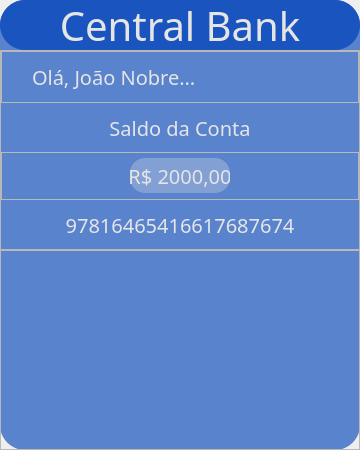
Before: the Qt Designer form FictitiousBank02.ui in Pedrognd/FictitiousBank, drawn with Qt 5.
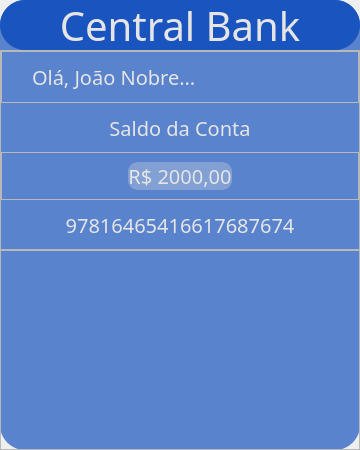
After: the same form once the commit is applied. Icons and pictures are not drawn.

Commit message: Add imagem da tela de investimento

Patch:
```diff
--- a/FictitiousBank02.ui
+++ b/FictitiousBank02.ui
@@ -57,7 +57,8 @@
 
 #BalanceLabel{
 	background-color: rgba(229,229, 229,0.3);
-	border-radius:15px;
+	margin:1px;
+	border-radius:10px;
 	color: rgb(229, 229, 229);
     font: 15pt Agency FB;
 }
@@ -331,12 +332,31 @@
                <property name="bottomMargin">
                 <number>0</number>
                </property>
+               <item>
+                <spacer name="horizontalSpacer_2">
+                 <property name="orientation">
+                  <enum>Qt::Horizontal</enum>
+                 </property>
+                 <property name="sizeHint" stdset="0">
+                  <size>
+                   <width>40</width>
+                   <height>20</height>
+                  </size>
+                 </property>
+                </spacer>
+               </item>
                <item>
                 <widget class="QLabel" name="BalanceLabel">
+                 <property name="minimumSize">
+                  <size>
+                   <width>0</width>
+                   <height>30</height>
+                  </size>
+                 </property>
                  <property name="maximumSize">
                   <size>
-                   <width>100</width>
-                   <height>35</height>
+                   <width>16777215</width>
+                   <height>30</height>
                   </size>
                  </property>
                  <property name="text">
@@ -345,8 +365,27 @@
                  <property name="alignment">
                   <set>Qt::AlignCenter</set>
                  </property>
+                 <property name="wordWrap">
+                  <bool>false</bool>
+                 </property>
+                 <property name="margin">
+                  <number>6</number>
+                 </property>
                 </widget>
                </item>
+               <item>
+                <spacer name="horizontalSpacer_3">
+                 <property name="orientation">
+                  <enum>Qt::Horizontal</enum>
+                 </property>
+                 <property name="sizeHint" stdset="0">
+                  <size>
+                   <width>40</width>
+                   <height>20</height>
+                  </size>
+                 </property>
+                </spacer>
+               </item>
               </layout>
              </widget>
             </item>
```
Left out of the diff: 3 changed lines with no effect on the pictures. The commit also changes 2 other files.
